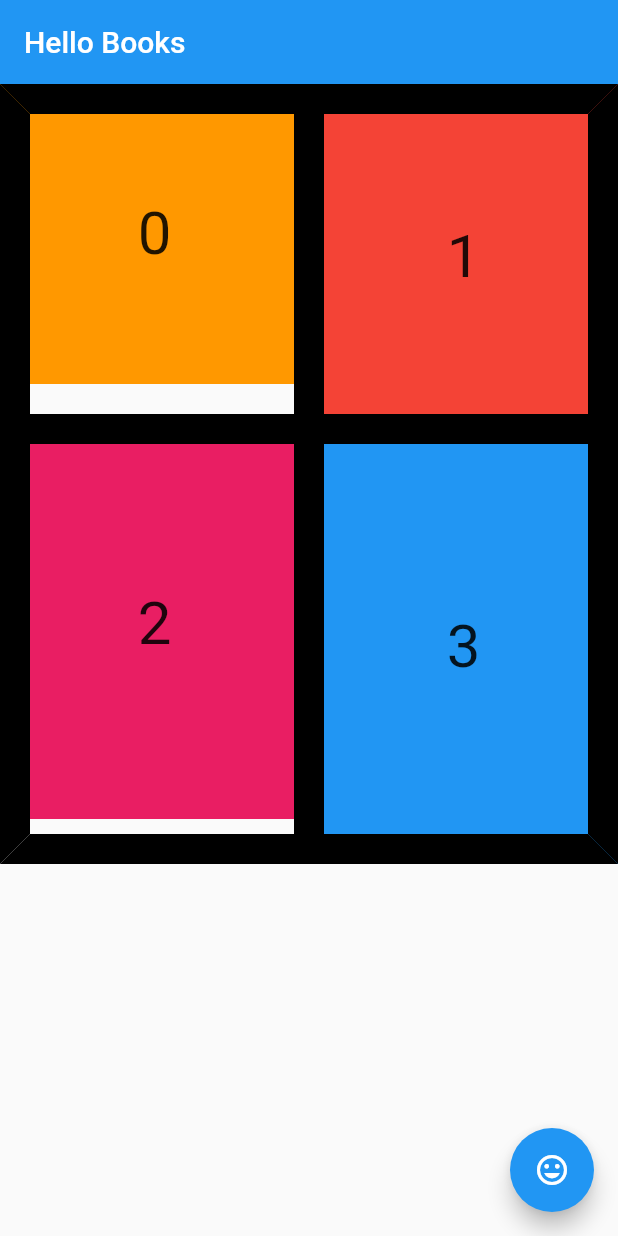
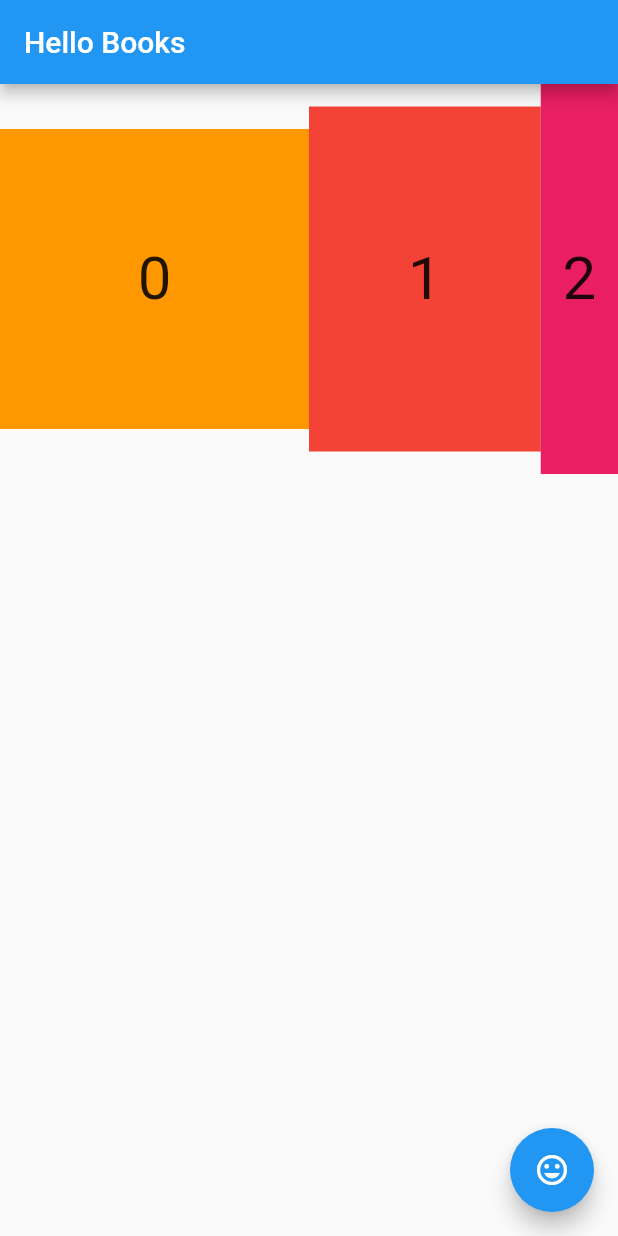
Before and after one commit to CoderNamedHendrick/hello_books, a Flutter app: the screen it shows after launch, on a phone screen of 412 x 824 dp. Run offline on Flutter 3.47's test engine with Material 2 defaults, Android fonts, the phone set to English and light mode, and no system bars.

Commit message:
exploring responsive widgets

```diff
--- a/lib/main.dart
+++ b/lib/main.dart
@@ -52,27 +52,7 @@ class _MyHomePageState extends State<MyHomePage> {
       appBar: AppBar(
         title: Text(widget.title),
       ),
-      body: Table(
-        border: TableBorder.all(width: 20),
-        columnWidths: {
-          0: FractionColumnWidth(.5),
-          1: FractionColumnWidth(.5),
-        },
-        children: [
-          TableRow(
-            children: [
-              childWidget(0),
-              childWidget(1),
-            ],
-          ),
-          TableRow(
-            children: [
-              childWidget(2),
-              childWidget(3),
-            ],
-          ),
-        ],
-      ),
+      body: expandedWithFlex(),
       floatingActionButton: FloatingActionButton(
         onPressed: _updateGreeting,
         tooltip: 'Greeting',
@@ -94,4 +74,38 @@ class _MyHomePageState extends State<MyHomePage> {
       ),
     );
   }
+
+  Widget expandedWithFlex() {
+    return Row(
+      children: [
+        Expanded(
+          flex: 4,
+          child: childWidget(0),
+        ),
+        Expanded(
+          flex: 3,
+          child: childWidget(1),
+        ),
+        Expanded(
+          child: childWidget(2),
+        ),
+      ],
+    );
+  }
+
+  Widget expandedDefault() {
+    return Row(
+      children: [
+        Expanded(
+          child: childWidget(1),
+        ),
+        Expanded(
+          child: childWidget(2),
+        ),
+        Expanded(
+          child: childWidget(3),
+        ),
+      ],
+    );
+  }
 }
```
